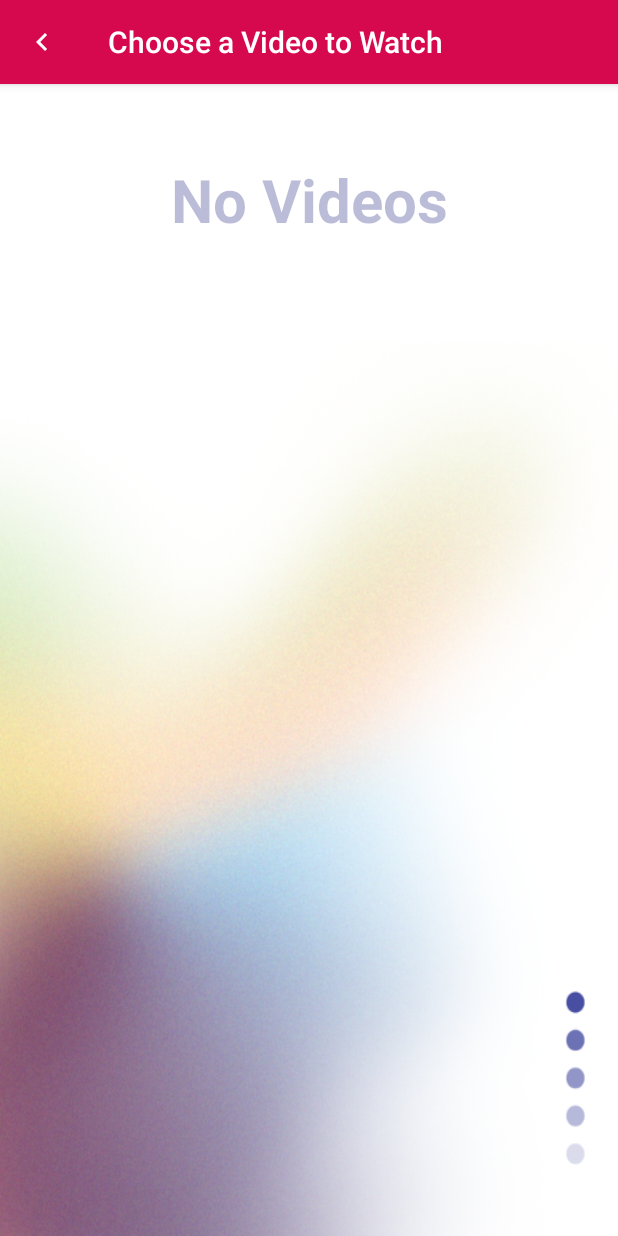
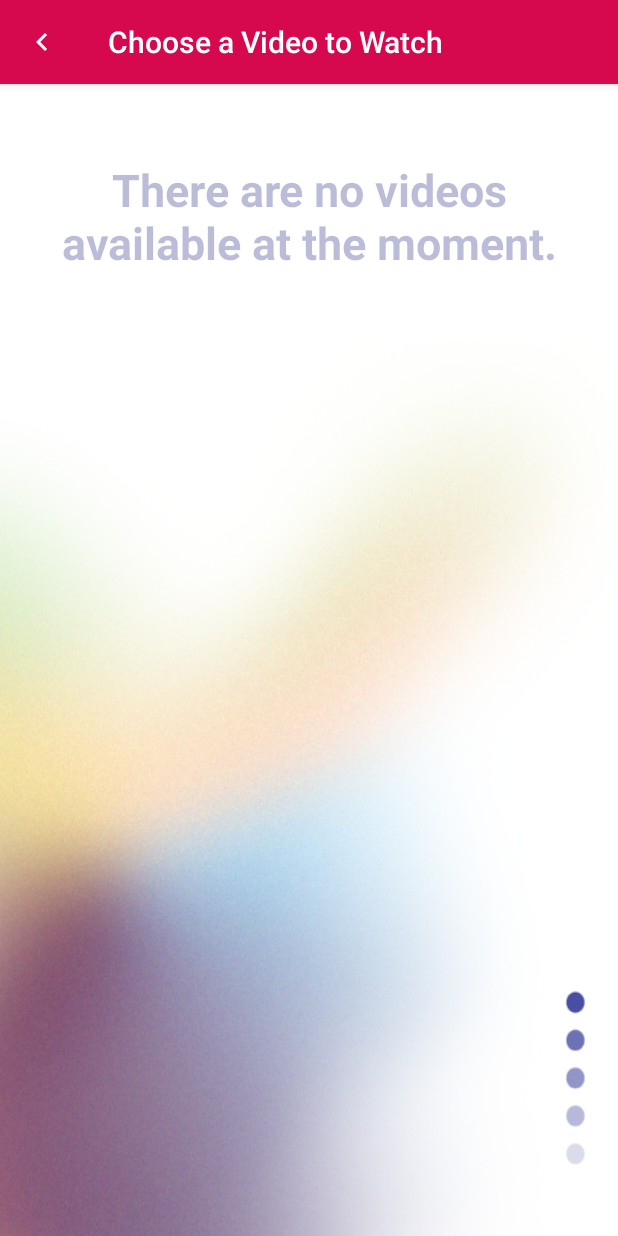
Before and after one commit to George-Anto/feelingsRecognitionAndroidApp, an Android app: the VideoChooserActivity screen opened directly, with no data from a screen before it, on a phone screen of 412 x 824 dp. Run offline under Robolectric (Android 15) with nearby library versions, the phone set to English and light mode, and no system bars; our stand-ins replace Firebase (no records; nobody signed in at launch, a user with empty details on screens opened directly).

Commit message:
Video Choosing Implemented

```diff
--- a/app/src/main/java/com/example/firebaselogin/utils/Constants.kt
+++ b/app/src/main/java/com/example/firebaselogin/utils/Constants.kt
@@ -23,4 +23,6 @@ object Constants {
 
     //The name of an intent extra information
     const val SIGN_UP_SUCCESS = "Sign Up Success"
+    //The name of an intent extra information
+    const val VIDEO_DATA = "Video Data"
 }
--- a/app/src/main/res/layout/activity_video_chooser.xml
+++ b/app/src/main/res/layout/activity_video_chooser.xml
@@ -36,12 +36,14 @@
             android:layout_width="match_parent"
             android:layout_height="wrap_content"
             android:layout_marginTop="50dp"
-            android:text="No Videos"
+            android:layout_marginLeft="20dp"
+            android:layout_marginRight="20dp"
+            android:text="@string/no_videos_available"
             android:textAlignment="center"
             android:textColor="@color/colorAccent"
-            android:textSize="40sp"
+            android:textSize="30sp"
             android:textStyle="bold"
-            android:visibility="gone"/>
+            android:visibility="gone" />
 
 
     </LinearLayout>
--- a/app/src/main/res/layout/video_card.xml
+++ b/app/src/main/res/layout/video_card.xml
@@ -18,7 +18,8 @@
             android:id="@+id/img_video_thumbnail"
             android:scaleType="centerCrop"
             android:layout_width="match_parent"
-            android:layout_height="150dp" />
+            android:layout_height="150dp"
+            android:contentDescription="@string/video_thumbnail" />
 
         <TextView
             android:id="@+id/tv_video_name"
--- a/app/src/main/res/values/strings.xml
+++ b/app/src/main/res/values/strings.xml
@@ -49,4 +49,9 @@
     <string name="not_valid_phone_number">Please provide a valid phone number.</string>
 
     <string name="choose_video">Choose a Video to Watch</string>
+    <string name="error_loading_videos">An error occurred while loading the videos,
+        please try again later.</string>
+    <string name="no_videos_available">There are no videos available at the moment.</string>
+    <string name="video_thumbnail">Video Thumbnail</string>
+
 </resources>
```
Also changed, not shown: app/src/main/java/com/example/firebaselogin/activities/MainActivity.kt (+6 -5 lines), app/src/main/java/com/example/firebaselogin/activities/VideoChooserActivity.kt (+25 -0 lines), app/src/main/java/com/example/firebaselogin/adapters/VideosToWatchAdapter.kt (+24 -6 lines), app/src/main/java/com/example/firebaselogin/firebase/FirestoreClass.kt (+11 -0 lines).
